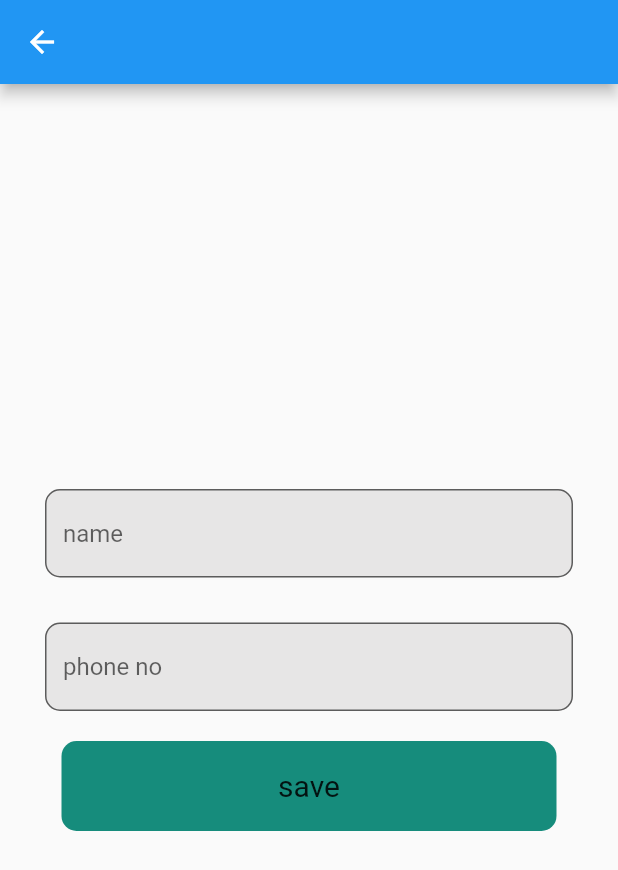
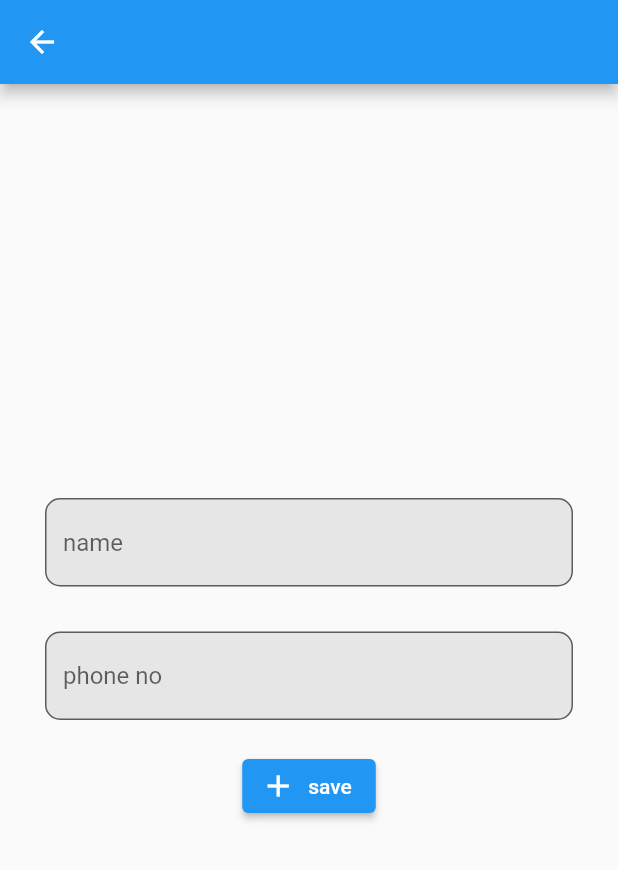
Before and after one commit to Ayishamarva7998/ExpenseTrack, a Flutter app: the screen it shows after launch, item 2 of the bottom bar chosen, after a tap on the "person add" icon, on a phone screen of 412 x 824 dp. Shown: the top 870 px of the screen. Run offline on Flutter 3.47's test engine with Material 2 defaults, Android fonts, the phone set to English and light mode, and no system bars; our stand-ins replace fl_chart.

Commit message:
hive list

```diff
--- a/lib/bottombar.dart
+++ b/lib/bottombar.dart
@@ -1,5 +1,6 @@
 
 import 'package:flutter/material.dart';
+import 'package:splitwise_app/model/data_model.dart';
 import 'package:splitwise_app/screens/chart_screen.dart';
 import 'package:splitwise_app/screens/friends_screen.dart';
 import 'package:splitwise_app/screens/groups_screen.dart';
@@ -18,7 +19,7 @@ class _bottombarState extends State<bottombar> {
 
 final pages = [
  Groupscreen(),
- Friendsscreen(),
+ Friendsscreen(contact: ContactList(name: '', number: '')),
  Chartscreen(),
  Settings()
 
--- /dev/null
+++ b/lib/model.dart
@@ -0,0 +1,6 @@
+class ContactModel {
+  final String name;
+  final String number;
+
+  ContactModel({required this.name, required this.number});
+}
--- /dev/null
+++ b/lib/model/data_model.dart
@@ -0,0 +1,6 @@
+class ContactList{
+  final String name;
+  final String number;
+  ContactList({required this.name,required this.number});
+
+}
--- a/lib/screens/addcontact.dart
+++ b/lib/screens/addcontact.dart
@@ -1,16 +1,17 @@
 import 'package:flutter/material.dart';
+import 'package:splitwise_app/functions/db_functions.dart';
+import 'package:splitwise_app/model/data_model.dart';
 import 'package:splitwise_app/screens/friends_screen.dart';
 
 class Addcontact extends StatelessWidget {
-  const Addcontact({super.key});
+   Addcontact({Key? key}) : super(key: key);
+  final _nameController = TextEditingController();
+  final _numberController = TextEditingController();
 
   @override
   Widget build(BuildContext context) {
     return Scaffold(
       appBar: AppBar(
-        leading: IconButton(onPressed: (){
-          Navigator.of(context).push(MaterialPageRoute(builder: (context) => Friendsscreen(),));
-        }, icon: Icon(Icons.arrow_back))
 
       ),
       body: Center(
@@ -19,29 +20,50 @@ class Addcontact extends StatelessWidget {
           children: [
             Padding(
               padding: const EdgeInsets.only(left: 30,right: 30),
-              child: TextField(decoration: InputDecoration(hintText: 'name',fillColor: const Color.fromARGB(255, 231, 230, 230),filled: true,
+              child: TextFormField(
+                controller: _nameController,
+                        decoration: InputDecoration
+                        (hintText: 'name',fillColor: const Color.fromARGB(255, 231, 230, 230),filled: true,
               border:
               OutlineInputBorder(borderRadius: BorderRadius.circular(10))),),
             ),
 
              Padding(
                padding: const EdgeInsets.only(top: 30,left: 30,right: 30),
-               child: TextField (decoration: InputDecoration(hintText: 'phone no',
+               child: TextFormField (
+                controller: _numberController,
+                decoration: InputDecoration(hintText: 'phone no',
                fillColor: Color.fromARGB(255, 231, 230, 230),filled: true,border:
                          OutlineInputBorder(borderRadius: BorderRadius.circular(10))),),
              ),
              SizedBox(height: 20,),
 
-             Container(height: 60,
-             width: 330,
-             child: const Align(alignment: Alignment.center,
-              child: Text('save',style: TextStyle(fontSize: 20),)),
-
-             decoration: BoxDecoration(borderRadius: BorderRadius.circular(10),color:  Color.fromARGB(255, 22, 140, 124),),)
+            ElevatedButton.icon(onPressed: (){
+              onAddStudentButtonClicked(context);
+            }, icon: Icon(Icons.add), label: Text('save'))
           ],
         ),
+
       ),
+
 
     );
   }
+      Future<void> onAddStudentButtonClicked(BuildContext context) async {
+      final _name = _nameController.text.trim();
+      final _number = _numberController.text.trim();
+      if (_name.isEmpty || _number.isEmpty) {
+        return;
+      } else {
+        final contact = (name: _name, number: _number);
+        Navigator.of(context).push(MaterialPageRoute(
+          builder: (context) => Friendsscreen(contact: ContactList(name: _name, number: _number),),
+        ));
+      }
+      print('$_name $_number');
+     final _contact = ContactList(name: _name, number: _number);
+
+      addContact(_contact);
+
+    }
 }
--- a/lib/screens/friends_screen.dart
+++ b/lib/screens/friends_screen.dart
@@ -1,10 +1,18 @@
 import 'package:flutter/material.dart';
 import 'package:splitwise_app/bottombar.dart';
+import 'package:splitwise_app/functions/db_functions.dart';
+import 'package:splitwise_app/model/data_model.dart';
 import 'package:splitwise_app/screens/addcontact.dart';
 import 'package:splitwise_app/screens/groups_screen.dart';
 
 class Friendsscreen extends StatelessWidget {
-  const Friendsscreen({super.key});
+  ContactList contact;
+
+
+  Friendsscreen({Key? key,required this.contact}) : super(key: key);
+
+
+  List contactList =[];
 
   @override
   Widget build(BuildContext context) {
@@ -27,21 +35,42 @@ class Friendsscreen extends StatelessWidget {
           ],
 
         ),
-        SizedBox(height: 40,),
-        contactlist(name: 'Adil Rusfeed P',number: '7736348522'),
-        SizedBox(height: 20,),
-        contactlist(name: 'Arjun P.K',number: '7736348522'),
-         SizedBox(height: 20,),
-        contactlist(name: 'Harif Rahman K',number: '7736348522'),
-         SizedBox(height: 20,),
-        contactlist(name: 'Krishna Das A',number: '7736348522'),
-         SizedBox(height: 20,),
-        contactlist(name: 'Rahma P.O',number: '7736348522'),
-         SizedBox(height: 20,),
-        contactlist(name: 'Sambras T',number: '7736348522'),
-         SizedBox(height: 20,),
-        contactlist(name: 'Waseem U',number: '7736348522'),
-         SizedBox(height: 20,),
+        Builder(
+          builder: (context) {
+            return ValueListenableBuilder(
+              valueListenable: contactListNotifier,
+              builder:(BuildContext ctx,List<ContactList> contactList,Widget? child){
+                 return ListView.builder(itemBuilder: (ctx, index) {
+
+                final data = contactList[index];
+                return ListTile(
+                  title: Text(data.name),
+                  subtitle: Text(data.number),
+                );
+              },
+              itemCount: contactList.length,
+              );
+              },
+
+
+            );
+          }
+        ),
+        // SizedBox(height: 40,),
+        // contactlist(name: 'Adil Rusfeed P',number: '7736348522'),
+        // SizedBox(height: 20,),
+        // contactlist(name: 'Arjun P.K',number: '7736348522'),
+        //  SizedBox(height: 20,),
+        // contactlist(name: 'Harif Rahman K',number: '7736348522'),
+        //  SizedBox(height: 20,),
+        // contactlist(name: 'Krishna Das A',number: '7736348522'),
+        //  SizedBox(height: 20,),
+        // contactlist(name: 'Rahma P.O',number: '7736348522'),
+        //  SizedBox(height: 20,),
+        // contactlist(name: 'Sambras T',number: '7736348522'),
+        //  SizedBox(height: 20,),
+        // contactlist(name: 'Zekkeshan',number: '7736348522'),
+        //  SizedBox(height: 20,),
       ],
     ),
     );
@@ -70,7 +99,6 @@ class Friendsscreen extends StatelessWidget {
                  Text(
               'Number: $number',
               style: TextStyle(fontSize: 16),
-
             ),
               ],
             ),
```
Also changed, not shown: lib/functions/db_functions.dart (added, +11 -0 lines).
